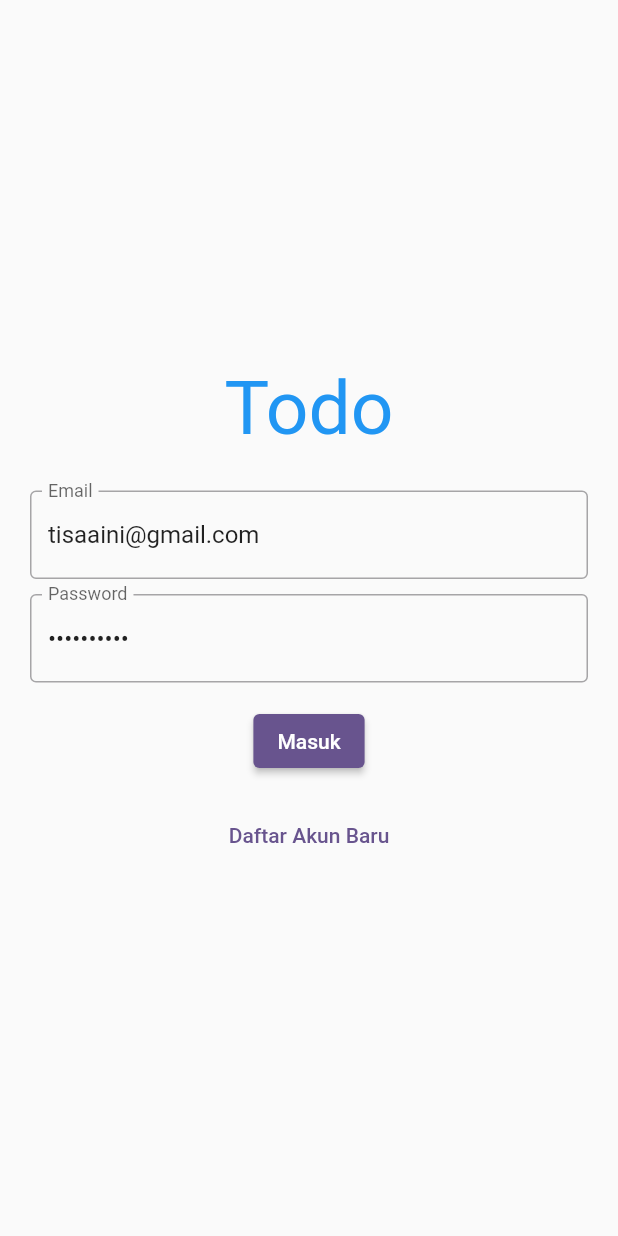
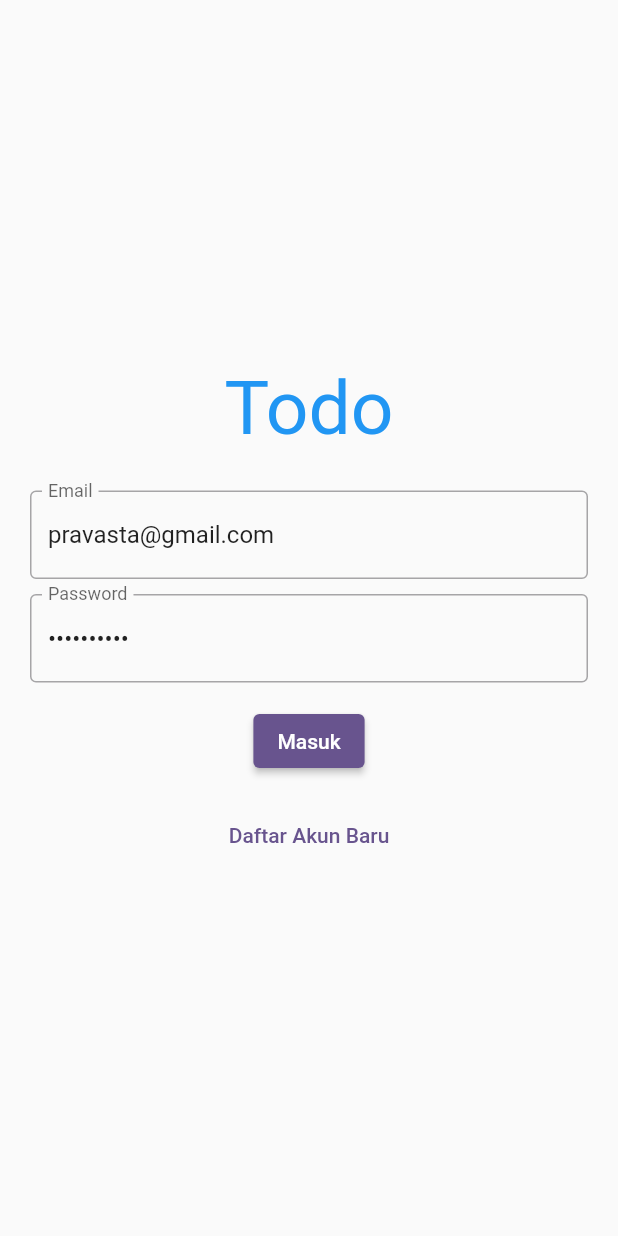
Before and after one commit to Pravasta/advance_itbox, a Flutter app: the screen it shows after launch, on a phone screen of 412 x 824 dp. Run offline on Flutter 3.47's test engine with Material 2 defaults, Android fonts, the phone set to English and light mode, and no system bars; our stand-ins replace cloud_firestore, firebase_auth, firebase_core, firebase_storage, google_maps_flutter, image_picker and 1 more; accounts and stored records are empty.

Commit message:
Donee ALL

```diff
--- a/lib/pages/widget/auth_form.dart
+++ b/lib/pages/widget/auth_form.dart
@@ -42,7 +42,7 @@ class _AuthFormState extends State<AuthForm> {
           children: [
             TextFormField(
               key: const Key('email'),
-              initialValue: "tisaaini@gmail.com",
+              initialValue: "pravasta@gmail.com",
               decoration: const InputDecoration(
                 labelText: 'Email',
                 border: OutlineInputBorder(),
@@ -60,7 +60,7 @@ class _AuthFormState extends State<AuthForm> {
             const SizedBox(height: 10),
             if (!_isLogin)
               TextFormField(
-                initialValue: 'tisaaini',
+                initialValue: 'pravasta',
                 key: const Key('userName'),
                 decoration: const InputDecoration(
                   labelText: 'Username',
--- a/lib/services/database_service.dart
+++ b/lib/services/database_service.dart
@@ -45,7 +45,9 @@ class DatabaseService {
   Stream<List<TodoModel>> get todos {
     // Krena didalam snapshot berisi sebuah map, maka dapat di .Map
     return _collectionReference
+        .where('uid', isEqualTo: uid)
         .orderBy('completed')
+        .orderBy('due_date')
         .snapshots()
         // dimap lagi karena di docs ini berisi banyak data
         .map(_todoListFromSnapshot);
@@ -76,6 +78,7 @@ class DatabaseService {
       // Biar order by dari competed muncul
       'completed': false,
       'uid': uid,
+      'due_date': null,
     });
   }
 
```
Also changed, not shown: lib/pages/widget/maps_widget.dart (+30 -6 lines).
